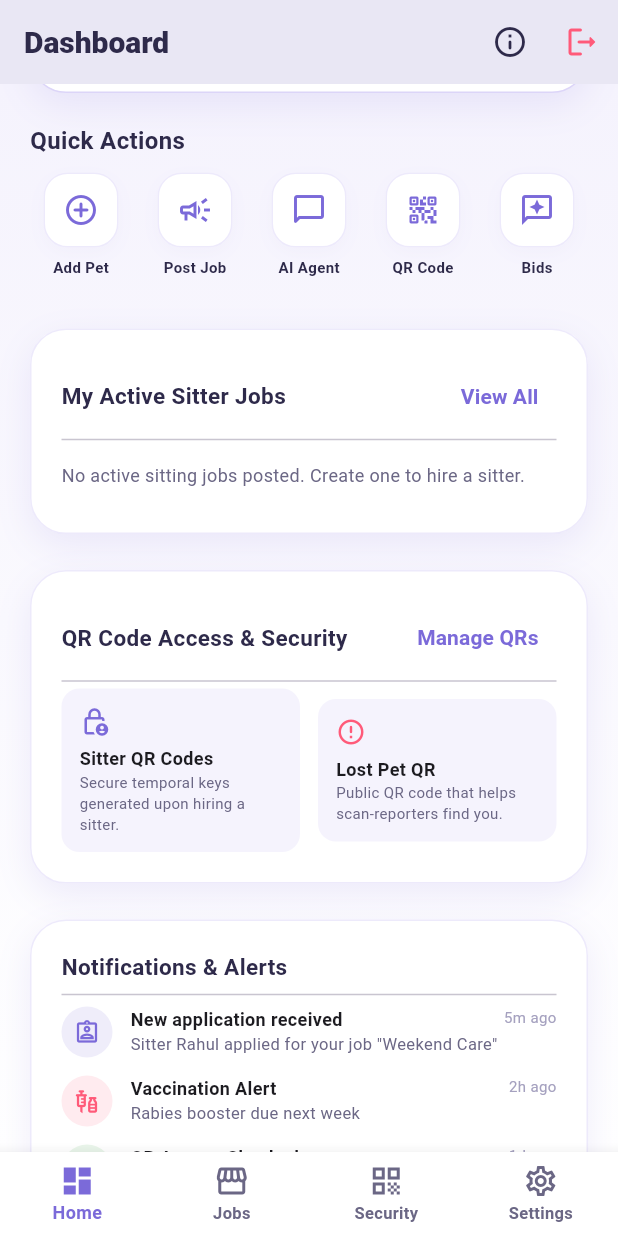
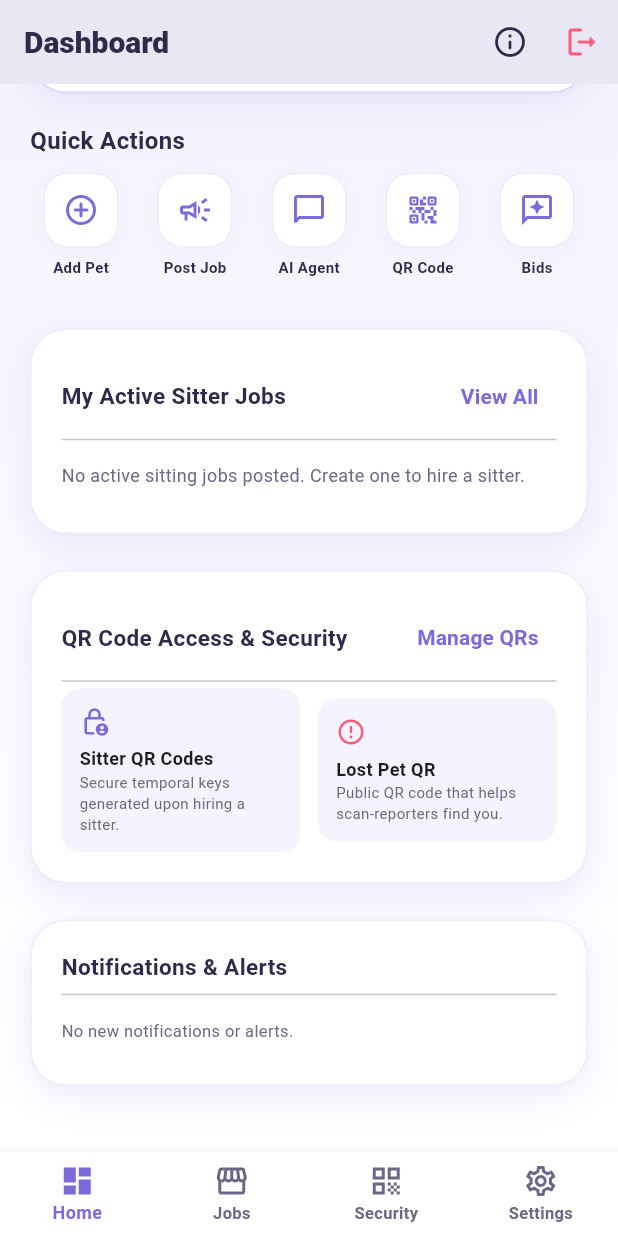
Before and after one commit to Shrishanmugapriya/PetOrb_app, a Flutter app: the OwnerDashboardScreen screen opened directly, scrolled down 483 dp, on a phone screen of 412 x 824 dp. Run offline on Flutter 3.47's test engine with Material 3 defaults, Android fonts, the phone set to English and light mode, and no system bars; our stand-ins replace firebase_auth, firebase_core, flutter_animate, flutter_chat_types, flutter_chat_ui, qr_flutter and 1 more; missing offline and left inert: mobile_scanner; accounts and stored records are empty; network calls fail; Roboto replaces fonts that are missing (Outfit); statements that could not run were skipped; project files that could hold a hidden picture were left out.

Commit message:
Clear hardcoded mock notifications and alerts for new Pet Owner accounts

```diff
--- a/petorb_app/lib/views/owner/dashboard_screen.dart
+++ b/petorb_app/lib/views/owner/dashboard_screen.dart
@@ -39,30 +39,8 @@ class _OwnerDashboardScreenState extends State<OwnerDashboardScreen> {
     'Grooming / Brush Coat': false,
   };
 
-  // 8. Simulated notifications center
-  final List<Map<String, dynamic>> _notifications = [
-    {
-      'title': 'New application received',
-      'body': 'Sitter Rahul applied for your job "Weekend Care"',
-      'time': '5m ago',
-      'icon': Icons.assignment_ind_outlined,
-      'color': AppColors.primaryBrand
-    },
-    {
-      'title': 'Vaccination Alert',
-      'body': 'Rabies booster due next week',
-      'time': '2h ago',
-      'icon': Icons.vaccines_outlined,
-      'color': AppColors.danger
-    },
-    {
-      'title': 'QR Access Checked',
-      'body': 'Access QR scanned by Sitter Priya',
-      'time': '1d ago',
-      'icon': Icons.qr_code_scanner_rounded,
-      'color': AppColors.success
-    },
-  ];
+  // 8. Notifications center
+  final List<Map<String, dynamic>> _notifications = [];
 
   @override
   void initState() {
@@ -644,8 +622,9 @@ class _OwnerDashboardScreenState extends State<OwnerDashboardScreen> {
                 children: [
                   const Text('Notifications & Alerts', style: TextStyle(fontWeight: FontWeight.bold, fontSize: 15, color: AppColors.primaryText)),
                   const Divider(height: 16),
-                  Column(
-                    children: [
+                  Builder(
+                    builder: (context) {
+                      final allNotifs = [
                         ...jobProvider.jobs
                             .where((j) => j.status == 'completed')
                             .map((job) => {
@@ -656,7 +635,17 @@ class _OwnerDashboardScreenState extends State<OwnerDashboardScreen> {
                                   'color': AppColors.primaryBrand,
                                 }),
                         ..._notifications,
-                    ].map<Widget>((notif) {
+                      ];
+
+                      if (allNotifs.isEmpty) {
+                        return const Padding(
+                          padding: EdgeInsets.symmetric(vertical: 8.0),
+                          child: Text('No new notifications or alerts.', style: TextStyle(fontSize: 11, color: AppColors.secondaryText)),
+                        );
+                      }
+
+                      return Column(
+                        children: allNotifs.map<Widget>((notif) {
                           return Padding(
                             padding: const EdgeInsets.only(bottom: 12.0),
                             child: Row(
@@ -682,6 +671,8 @@ class _OwnerDashboardScreenState extends State<OwnerDashboardScreen> {
                             ),
                           );
                         }).toList(),
+                      );
+                    },
                   ),
                 ],
               ),
```
Lines whose indentation alone changed are shown as unchanged.
